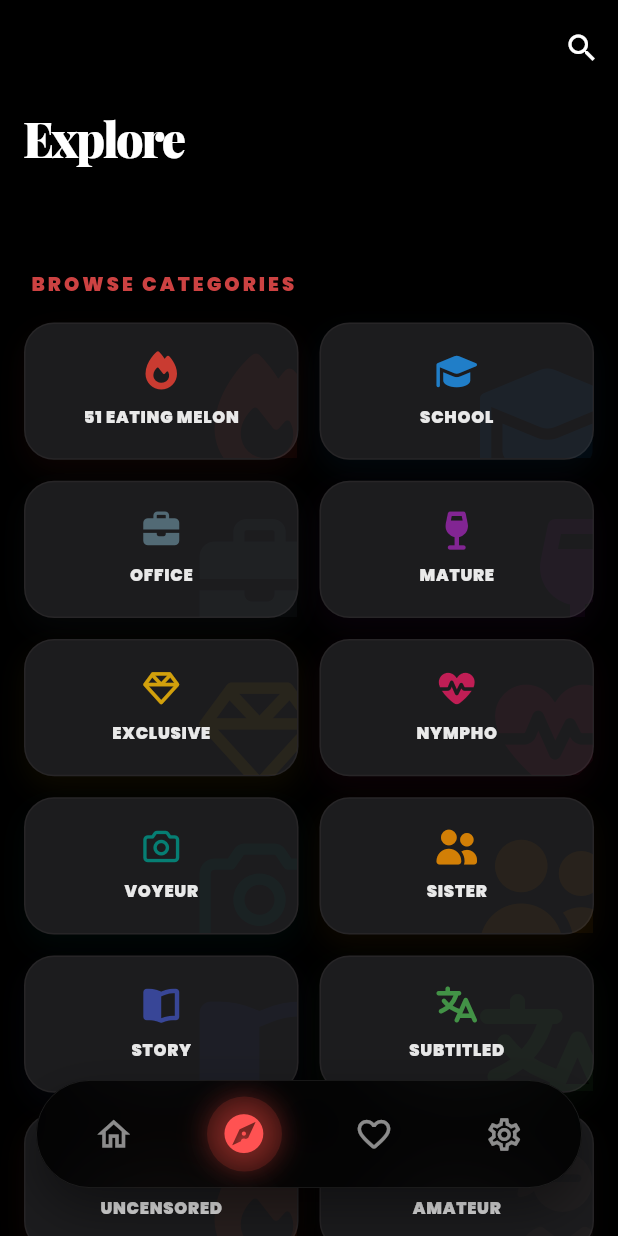
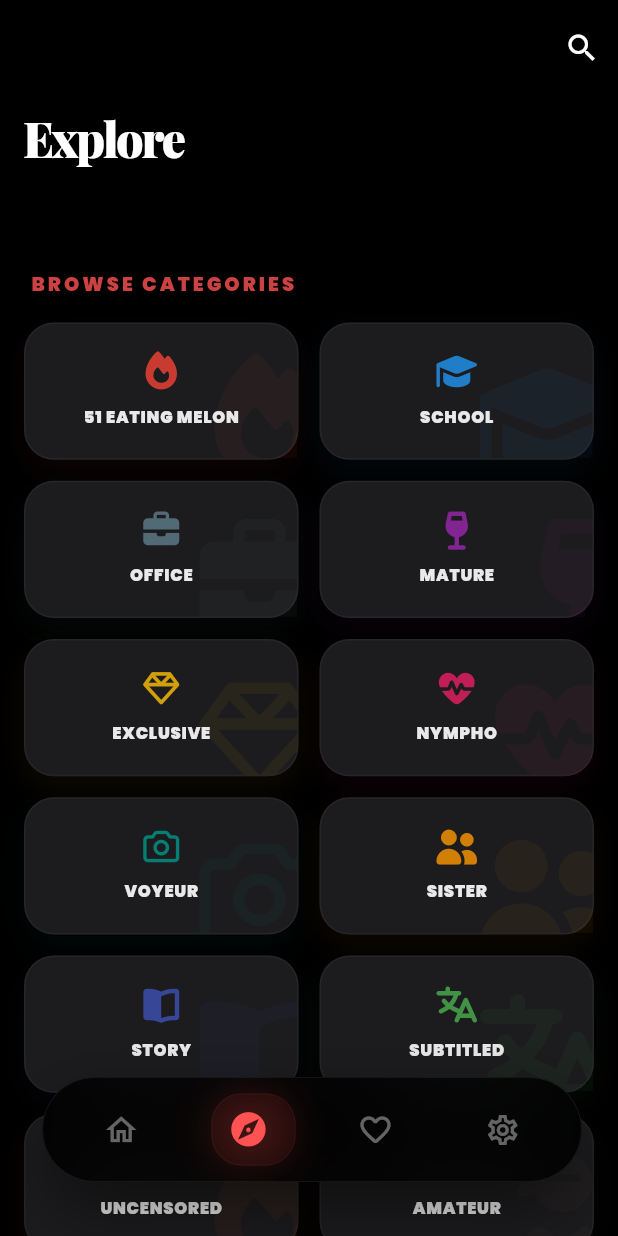
Before and after one commit to panyou1996/miss_net, a Flutter app: the screen it shows after launch, item 2 of the bottom bar chosen, on a phone screen of 412 x 824 dp. Run offline on Flutter 3.47's test engine with Material 3 defaults, Android fonts, the phone set to English and light mode, and no system bars; our stand-ins replace cached_network_image, chewie, dartz, device_info_plus, equatable, flutter_bloc and 15 more; missing offline and left inert: ffmpeg_kit_flutter_new, flutter_displaymode, flutter_downloader, flutter_inappwebview, screen_brightness; accounts and stored records are empty; network calls fail.

Commit message:
style: refine navbar fluid animation and desaturate indicator color

```diff
--- a/miss_net/lib/presentation/pages/main/main_screen.dart
+++ b/miss_net/lib/presentation/pages/main/main_screen.dart
@@ -88,10 +88,10 @@ class _MainScreenState extends State<MainScreen> with WidgetsBindingObserver {
     final theme = Theme.of(context);
     final isDark = theme.brightness == Brightness.dark;
 
-    // iOS 26 Glass Palette
-    final glassColor = isDark ? Colors.black.withValues(alpha: 0.75) : Colors.white.withValues(alpha: 0.85);
-    final borderColor = isDark ? Colors.white.withValues(alpha: 0.12) : Colors.black.withValues(alpha: 0.08);
-    final shadowColor = Colors.black.withValues(alpha: 0.4);
+    // iOS 26 High-End Glass Palette
+    final glassColor = isDark ? Colors.black.withValues(alpha: 0.78) : Colors.white.withValues(alpha: 0.88);
+    final borderColor = isDark ? Colors.white.withValues(alpha: 0.1) : Colors.black.withValues(alpha: 0.05);
+    final shadowColor = Colors.black.withValues(alpha: 0.45);
 
     return Scaffold(
       extendBody: true,
@@ -113,42 +113,42 @@ class _MainScreenState extends State<MainScreen> with WidgetsBindingObserver {
               children: _pages,
             ),
 
-            // The Floating Island (Bottom Navbar)
+            // The Refined Floating Island
             ValueListenableBuilder<bool>(
               valueListenable: _isNavbarVisible,
               builder: (context, isVisible, child) {
                 return AnimatedPositioned(
-                  duration: const Duration(milliseconds: 500),
-                  curve: Curves.easeInOutCubic, // Restored valid curve
-                  left: 24,
+                  duration: const Duration(milliseconds: 600),
+                  curve: Curves.easeInOutCubic,
+                  left: 28,
                   right: 24,
-                  bottom: isVisible ? 32 : -100, // 32px floating
+                  bottom: isVisible ? 36 : -100,
                   child: child!,
                 );
               },
               child: Container(
-                height: 72,
+                height: 70,
                 decoration: BoxDecoration(
-                  borderRadius: BorderRadius.circular(36),
+                  borderRadius: BorderRadius.circular(35),
                   boxShadow: [
-                    BoxShadow(color: shadowColor, blurRadius: 30, offset: const Offset(0, 15)),
+                    BoxShadow(color: shadowColor, blurRadius: 40, offset: const Offset(0, 20)),
                   ],
                 ),
                 child: ClipRRect(
-                  borderRadius: BorderRadius.circular(36),
+                  borderRadius: BorderRadius.circular(35),
                   child: BackdropFilter(
-                    filter: ImageFilter.blur(sigmaX: 25, sigmaY: 25),
+                    filter: ImageFilter.blur(sigmaX: 30, sigmaY: 30),
                     child: Container(
-                      padding: const EdgeInsets.symmetric(horizontal: 8),
+                      padding: const EdgeInsets.symmetric(horizontal: 10),
                       decoration: BoxDecoration(
                         color: glassColor,
-                        borderRadius: BorderRadius.circular(36),
-                        border: Border.all(color: borderColor, width: 0.5), // Ultra-thin border
+                        borderRadius: BorderRadius.circular(35),
+                        border: Border.all(color: borderColor, width: 0.5),
                       ),
                       child: Stack(
                         alignment: Alignment.center,
                         children: [
-                          // Fluid Background Indicator
+                          // Fluid "Liquid Mercury" Indicator
                           _buildFluidIndicator(context),
 
                           // Nav Items
@@ -175,26 +175,27 @@ class _MainScreenState extends State<MainScreen> with WidgetsBindingObserver {
   }
 
   Widget _buildFluidIndicator(BuildContext context) {
-    final double width = MediaQuery.of(context).size.width - 64; // Total width minus padding
+    final double width = MediaQuery.of(context).size.width - 64;
     final double itemWidth = width / 4;
 
     return AnimatedPositioned(
-      duration: const Duration(milliseconds: 400),
-      curve: Curves.elasticOut,
-      left: _selectedIndex * itemWidth + (itemWidth - 50) / 2,
+      duration: const Duration(milliseconds: 550),
+      curve: Curves.easeOutQuart, // Much smoother than elastic
+      left: _selectedIndex * itemWidth + (itemWidth - 56) / 2,
       child: Container(
-        width: 50,
-        height: 50,
+        width: 56,
+        height: 48,
         decoration: BoxDecoration(
-          color: Colors.red.withValues(alpha: 0.15),
-          shape: BoxShape.circle,
+          color: Colors.red.withValues(alpha: 0.08), // Lower saturation
+          borderRadius: BorderRadius.circular(20), // Squircle-like
           boxShadow: [
             BoxShadow(
-              color: Colors.red.withValues(alpha: 0.2),
-              blurRadius: 15,
+              color: Colors.red.withValues(alpha: 0.1),
+              blurRadius: 20,
               spreadRadius: 2,
             )
           ],
+          border: Border.all(color: Colors.red.withValues(alpha: 0.15), width: 0.5),
         ),
       ),
     );
@@ -207,7 +208,7 @@ class _MainScreenState extends State<MainScreen> with WidgetsBindingObserver {
     return GestureDetector(
       onTap: () {
         if (_selectedIndex != index) {
-          HapticFeedback.lightImpact(); // iOS-style touch feedback
+          HapticFeedback.mediumImpact(); // Stronger but concise haptic
           setState(() => _selectedIndex = index);
         }
       },
@@ -219,21 +220,25 @@ class _MainScreenState extends State<MainScreen> with WidgetsBindingObserver {
         child: Stack(
           alignment: Alignment.center,
           children: [
-            // Active Glow
+            // Active Soft Glow
             if (isSelected)
               TweenAnimationBuilder<double>(
                 tween: Tween(begin: 0.0, end: 1.0),
-                duration: const Duration(milliseconds: 400),
+                duration: const Duration(milliseconds: 500),
                 builder: (context, value, child) {
                   return Opacity(
-                    opacity: value * 0.5,
+                    opacity: value * 0.35,
                     child: Container(
-                      width: 30,
-                      height: 30,
+                      width: 20,
+                      height: 20,
                       decoration: BoxDecoration(
                         shape: BoxShape.circle,
                         boxShadow: [
-                          BoxShadow(color: Colors.redAccent.withValues(alpha: 0.5), blurRadius: 15 * value, spreadRadius: 5 * value),
+                          BoxShadow(
+                            color: Colors.redAccent.withValues(alpha: 0.4),
+                            blurRadius: 25 * value,
+                            spreadRadius: 8 * value
+                          ),
                         ],
                       ),
                     ),
@@ -243,29 +248,26 @@ class _MainScreenState extends State<MainScreen> with WidgetsBindingObserver {
 
             // Animated Icon
             AnimatedScale(
-              scale: isSelected ? 1.2 : 1.0,
-              duration: const Duration(milliseconds: 300),
+              scale: isSelected ? 1.15 : 1.0,
+              duration: const Duration(milliseconds: 400),
               curve: Curves.easeOutBack,
               child: Icon(
                 isSelected ? activeIcon : inactiveIcon,
-                color: isSelected ? Colors.redAccent : (isDark ? Colors.white54 : Colors.black45),
-                size: 26,
+                color: isSelected ? Colors.redAccent : (isDark ? Colors.white38 : Colors.black38),
+                size: 24,
               ),
             ),
 
-            // Indicator Dot
+            // Indicator Breathing Dot
             if (isSelected)
               Positioned(
-                bottom: 8,
+                bottom: 10,
                 child: Container(
-                  width: 4,
-                  height: 4,
+                  width: 3,
+                  height: 3,
                   decoration: BoxDecoration(
-                    color: Colors.redAccent,
+                    color: Colors.redAccent.withValues(alpha: 0.8),
                     shape: BoxShape.circle,
-                    boxShadow: [
-                      BoxShadow(color: Colors.redAccent.withValues(alpha: 0.6), blurRadius: 4, spreadRadius: 1),
-                    ],
                   ),
                 ),
               ),
```
